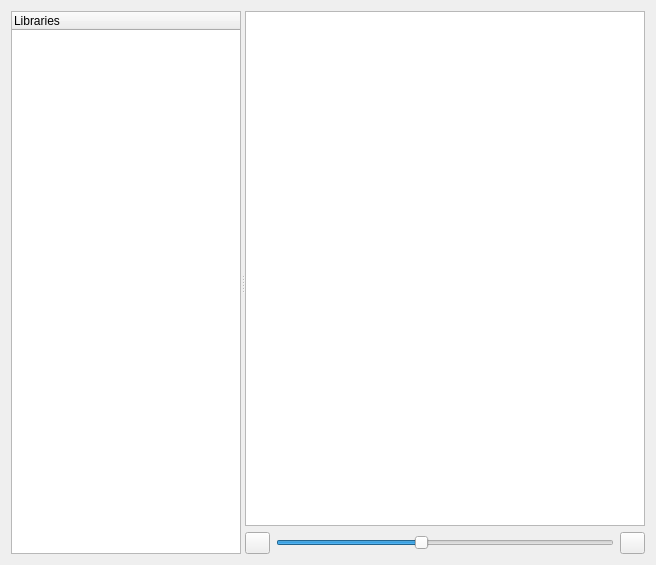
KDE/kxstitch, file ui/LibraryManager.ui: the form before one commit.
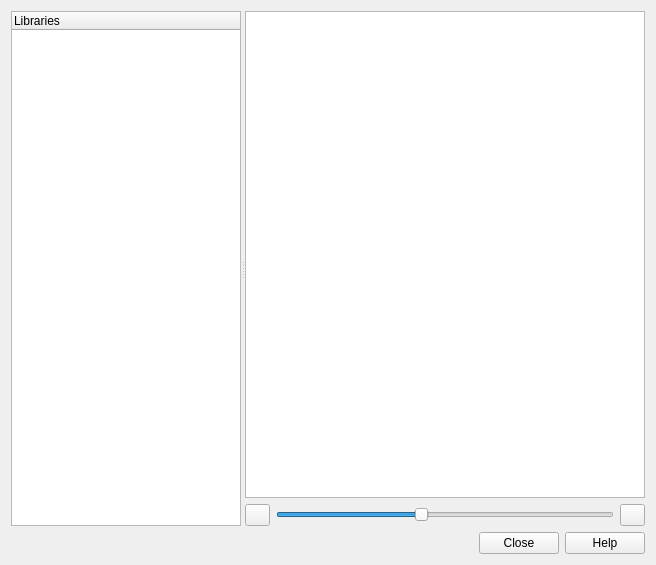
The form after the commit. Custom widgets are drawn as their Qt base class.

Commit message: KDialog -> QDialog

Diff of the .ui file:
```diff
--- a/ui/LibraryManager.ui
+++ b/ui/LibraryManager.ui
@@ -154,6 +154,13 @@
      </widget>
     </widget>
    </item>
+   <item row="1" column="0">
+    <widget class="QDialogButtonBox" name="DialogButtonBox">
+     <property name="standardButtons">
+      <set>QDialogButtonBox::Close|QDialogButtonBox::Help</set>
+     </property>
+    </widget>
+   </item>
   </layout>
  </widget>
  <customwidgets>
```
The commit also changes 2 other files.
